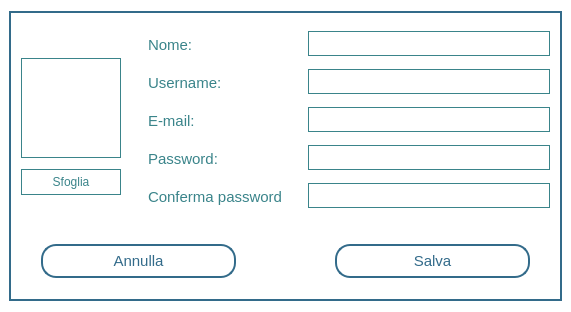
MarcoFlo/Google-Drive, file Client/account.ui: the form before one commit.
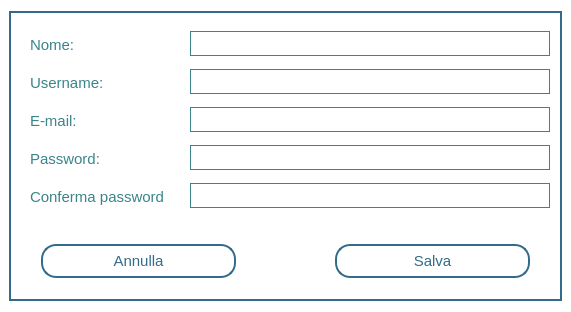
The form after the commit.

Commit message: bug evidenzia e tolto ui non implementata

Diff of the .ui file:
```diff
--- a/Client/account.ui
+++ b/Client/account.ui
@@ -47,88 +47,6 @@
         <property name="topMargin">
          <number>14</number>
         </property>
-        <item>
-         <layout class="QVBoxLayout" name="verticalLayout_2">
-          <property name="spacing">
-           <number>3</number>
-          </property>
-          <property name="topMargin">
-           <number>19</number>
-          </property>
-          <property name="rightMargin">
-           <number>0</number>
-          </property>
-          <property name="bottomMargin">
-           <number>14</number>
-          </property>
-          <item>
-           <widget class="QLabel" name="label">
-            <property name="sizePolicy">
-             <sizepolicy hsizetype="Fixed" vsizetype="Preferred">
-              <horstretch>0</horstretch>
-              <verstretch>0</verstretch>
-             </sizepolicy>
-            </property>
-            <property name="minimumSize">
-             <size>
-              <width>100</width>
-              <height>0</height>
-             </size>
-            </property>
-            <property name="maximumSize">
-             <size>
-              <width>210</width>
-              <height>100</height>
-             </size>
-            </property>
-            <property name="styleSheet">
-             <string notr="true">background-color:none;
-border: 1px solid #3a848a;</string>
-            </property>
-            <property name="text">
-             <string/>
-            </property>
-            <property name="textFormat">
-             <enum>Qt::PlainText</enum>
-            </property>
-            <property name="scaledContents">
-             <bool>true</bool>
-            </property>
-            <property name="alignment">
-             <set>Qt::AlignCenter</set>
-            </property>
-            <property name="wordWrap">
-             <bool>false</bool>
-            </property>
-            <property name="openExternalLinks">
-             <bool>false</bool>
-            </property>
-           </widget>
-          </item>
-          <item>
-           <widget class="QPushButton" name="pushButton_3">
-            <property name="styleSheet">
-             <string notr="true">QPushButton
-{
-	color: #3a848a;
-	font-size: 12px;
-	border: 1px solid #3a848a;
-	padding: 5px;
-	font-family: 'Calibri';
-	background-color:none;
-}
-QPushButton:hover
-{
-	border:2px solid #3a848a;
-}</string>
-            </property>
-            <property name="text">
-             <string>Sfoglia</string>
-            </property>
-           </widget>
-          </item>
-         </layout>
-        </item>
         <item>
          <layout class="QFormLayout" name="formLayout">
           <property name="horizontalSpacing">
```
Left out of the diff: 1 changed line with no effect on the pictures. The commit also changes 4 other files.
